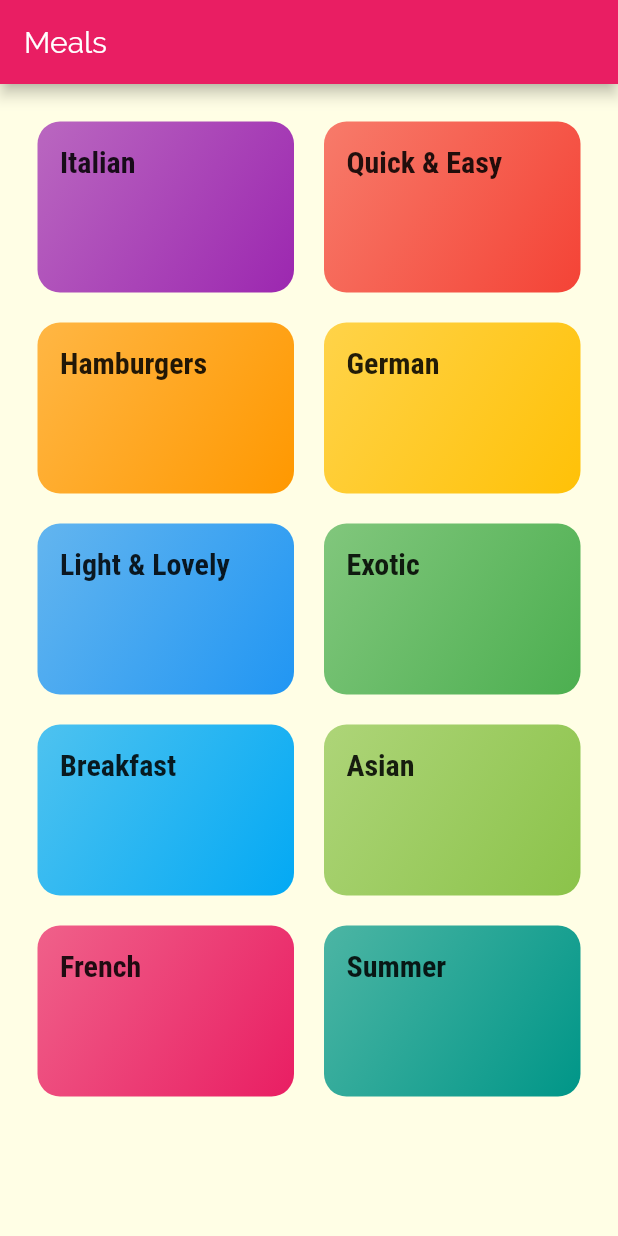
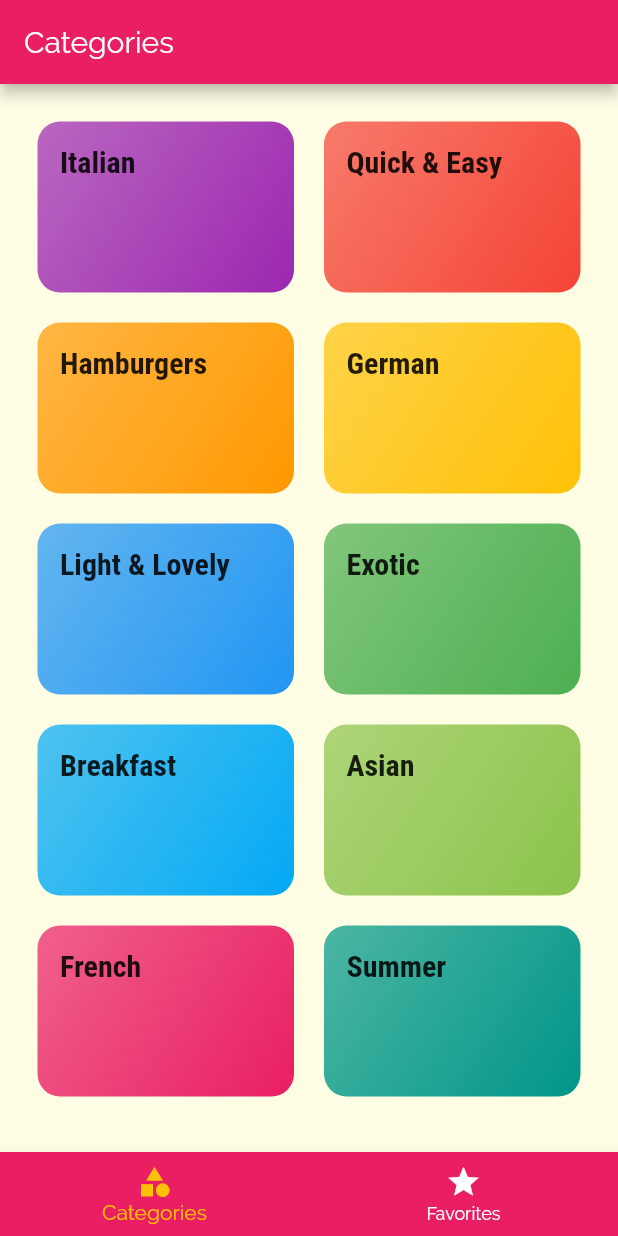
Before and after one commit to s777610/flutter-meals-app, a Flutter app: the screen it shows after launch, on a phone screen of 412 x 824 dp. Run offline on Flutter 3.47's test engine with Material 2 defaults, Android fonts, the phone set to English and light mode, and no system bars.

```diff
--- a/lib/main.dart
+++ b/lib/main.dart
@@ -1,6 +1,8 @@
 import 'package:flutter/material.dart';
 import 'package:meals/screens/mealDetailScreen.dart';
+import 'package:meals/screens/tabsScreen.dart';
 import './screens/categoriesScreen.dart';
+import './screens/tabsScreen.dart';
 import './screens/categoryMealsScreen.dart';
 import './screens/mealDetailScreen.dart';
 
@@ -32,7 +34,7 @@ class MyApp extends StatelessWidget {
       ),
       initialRoute: '/',
       routes: {
-        "/": (ctx) => CategoriesScreen(),
+        "/": (ctx) => TabsScreen(),
         CategoryMealsScreen.routeName: (ctx) => CategoryMealsScreen(),
         MealDetailScreen.routeName: (ctx) => MealDetailScreen()
       },
--- a/lib/screens/categoriesScreen.dart
+++ b/lib/screens/categoriesScreen.dart
@@ -5,9 +5,7 @@ import '../widgets/categoryItem.dart';
 class CategoriesScreen extends StatelessWidget {
   @override
   Widget build(BuildContext context) {
-    return Scaffold(
-      appBar: AppBar(title: const Text('Meals')),
-      body: GridView(
+    return GridView(
       padding: const EdgeInsets.all(25),
       children: DUMMY_CATEGORIES
           .map((catData) => CategoryItem(
@@ -22,7 +20,6 @@ class CategoriesScreen extends StatelessWidget {
         crossAxisSpacing: 20,
         mainAxisSpacing: 20,
       ),
-      ),
     );
   }
 }
--- /dev/null
+++ b/lib/screens/favoritesScreen.dart
@@ -0,0 +1,10 @@
+import 'package:flutter/material.dart';
+
+class FavoritesScreen extends StatelessWidget {
+  @override
+  Widget build(BuildContext context) {
+    return Center(
+      child: Text('The Favories'),
+    );
+  }
+}
--- /dev/null
+++ b/lib/screens/tabsScreen.dart
@@ -0,0 +1,49 @@
+import 'package:flutter/material.dart';
+import './favoritesScreen.dart';
+import './categoriesScreen.dart';
+
+class TabsScreen extends StatefulWidget {
+  @override
+  _TabsScreenState createState() => _TabsScreenState();
+}
+
+class _TabsScreenState extends State<TabsScreen> {
+  final List<Map<String, Object>> _pages = [
+    {'page': CategoriesScreen(), 'title': 'Categories'},
+    {'page': FavoritesScreen(), 'title': 'Your Favorite'},
+  ];
+  int _selectedPageIndex = 0;
+
+  void _selectPage(int index) {
+    setState(() {
+      _selectedPageIndex = index;
+    });
+  }
+
+  @override
+  Widget build(BuildContext context) {
+    return Scaffold(
+      appBar: AppBar(
+        title: Text(_pages[_selectedPageIndex]['title']),
+      ),
+      body: _pages[_selectedPageIndex]['page'],
+      bottomNavigationBar: BottomNavigationBar(
+        onTap: _selectPage,
+        backgroundColor: Theme.of(context).primaryColor,
+        unselectedItemColor: Colors.white,
+        selectedItemColor: Theme.of(context).accentColor,
+        currentIndex: _selectedPageIndex,
+        items: [
+          BottomNavigationBarItem(
+            icon: Icon(Icons.category),
+            title: Text('Categories'),
+          ),
+          BottomNavigationBarItem(
+            icon: Icon(Icons.star),
+            title: Text('Favorites'),
+          )
+        ],
+      ),
+    );
+  }
+}
```
Lines whose indentation alone changed are shown as unchanged.
